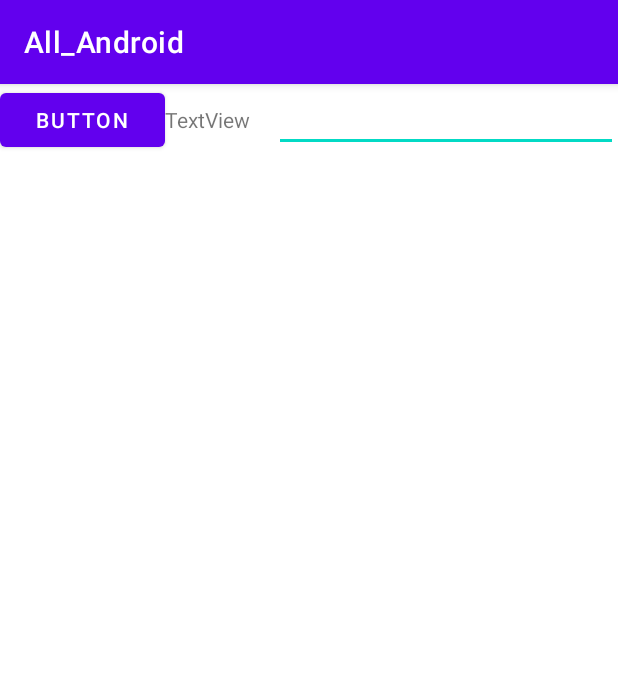
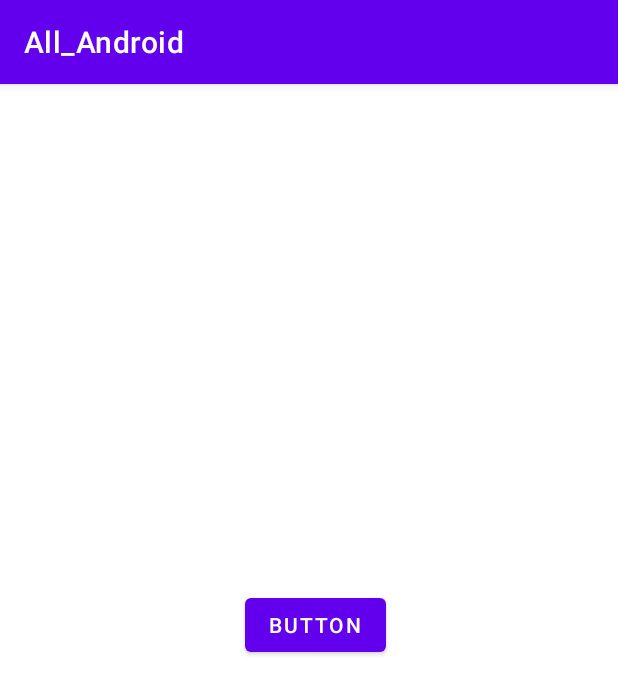
Before and after one commit to viralkumar28/All_Android-Native-, an Android app: the screen it shows after launch (MainActivity), on a phone screen of 412 x 824 dp. Shown: the top 694 px of the screen. Run offline under Robolectric (Android 15) with nearby library versions, the phone set to English and light mode, and no system bars.

Commit message:
adjustment in landscape and potrait mode

```diff
--- a/app/src/main/res/layout/activity_main.xml
+++ b/app/src/main/res/layout/activity_main.xml
@@ -3,45 +3,17 @@
     xmlns:app="http://schemas.android.com/apk/res-auto"
     xmlns:tools="http://schemas.android.com/tools"
     android:layout_width="match_parent"
-    android:layout_height="wrap_content"
+    android:layout_height="match_parent"
     tools:context=".MainActivity">
 
-    <LinearLayout
-        android:layout_width="match_parent"
-        android:layout_height="0dp"
-        android:orientation="horizontal"
+    <Button
+        android:layout_width="wrap_content"
+        android:layout_height="wrap_content"
+        android:text="@string/button"
         app:layout_constraintBottom_toBottomOf="parent"
         app:layout_constraintEnd_toEndOf="parent"
+        app:layout_constraintHorizontal_bias="0.514"
         app:layout_constraintStart_toStartOf="parent"
-        tools:ignore="MissingConstraints">
-
-        <Button
-            android:id="@+id/button"
-            android:layout_width="wrap_content"
-            android:layout_height="wrap_content"
-            android:layout_weight="1"
-            android:text="@string/button" />
-
-        <TextView
-            android:id="@+id/textView"
-            android:layout_width="wrap_content"
-            android:layout_height="wrap_content"
-            android:layout_weight="1"
-            android:text="@string/textview"
-            app:layout_constraintEnd_toEndOf="parent"
-            app:layout_constraintStart_toStartOf="parent" />
-
-        <EditText
-            android:id="@+id/editTextTime"
-            android:layout_width="wrap_content"
-            android:layout_height="wrap_content"
-            android:layout_weight="1"
-            android:autofillHints=""
-            android:ems="10"
-            android:inputType="time"
-            app:layout_constraintEnd_toEndOf="parent"
-            app:layout_constraintStart_toStartOf="parent"
-            tools:ignore="LabelFor,SpeakableTextPresentCheck,TouchTargetSizeCheck" />
-
-    </LinearLayout>
+        app:layout_constraintTop_toTopOf="parent"
+        app:layout_constraintVertical_bias="0.468" />
 </androidx.constraintlayout.widget.ConstraintLayout>
```
